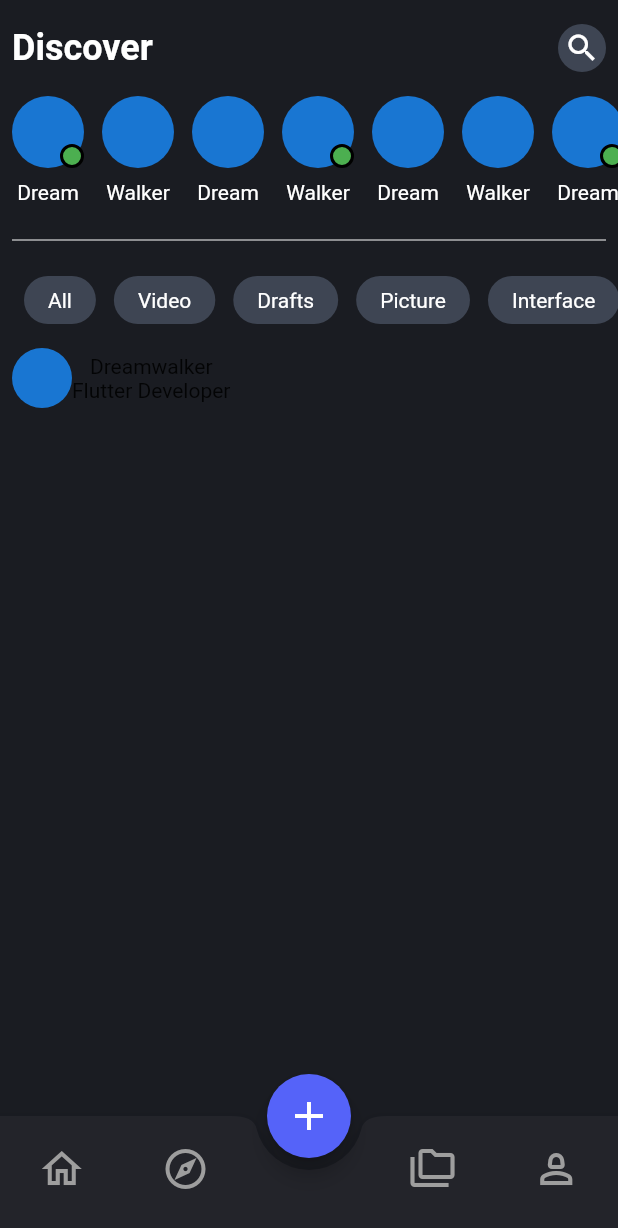
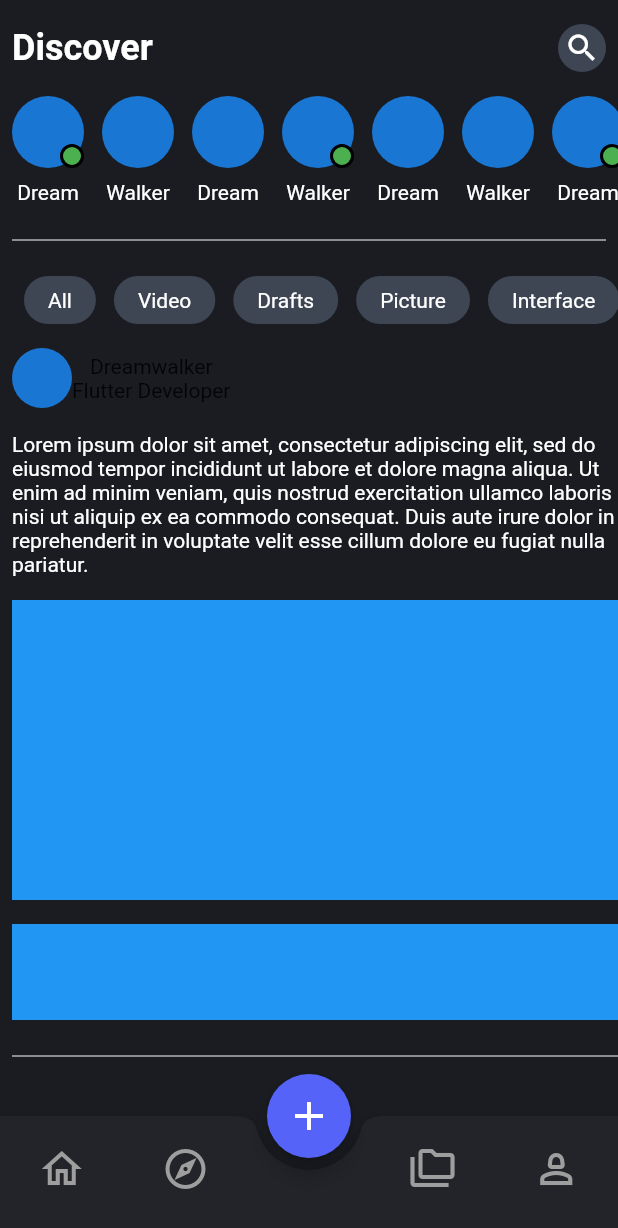
Before and after one commit to JAICHANGPARK/flutter_notebook_chapter_24, a Flutter app: the AlmysticMainPage screen opened directly, on a phone screen of 412 x 824 dp. Shown: the top 1228 px of the screen. Run offline on Flutter 3.47's test engine with Material 2 defaults, Android fonts, the phone set to English and light mode, and no system bars; our stand-ins replace flutter_riverpod, freezed_annotation, ionicons, percent_indicator; missing offline and left inert: crypto_font_icons; network calls fail.

Commit message:
Update almystic_main_page.dart

```diff
--- a/lib/ep1386_ai_image_generator_app/view/almystic_main_page.dart
+++ b/lib/ep1386_ai_image_generator_app/view/almystic_main_page.dart
@@ -130,8 +130,29 @@ class _AlmysticMainPageState extends State<AlmysticMainPage> {
                             Text('Flutter Developer'),
                           ],
                         ),
-                        Text("")
                       ],
+                    ),
+                    Padding(
+                      padding: const EdgeInsets.symmetric(vertical: 16),
+                      child: Text(
+                        "Lorem ipsum dolor sit amet, consectetur adipiscing elit, sed do eiusmod tempor incididunt ut labore et dolore magna aliqua. Ut enim ad minim veniam, quis nostrud exercitation ullamco laboris nisi ut aliquip ex ea commodo consequat. Duis aute irure dolor in reprehenderit in voluptate velit esse cillum dolore eu fugiat nulla pariatur.",
+                        style: TextStyle(
+                          color: Colors.white,
+                        ),
+                      ),
+                    ),
+                    Container(
+                      height: 200,
+                      color: Colors.blue,
+                    ),
+                    Container(
+                      margin: EdgeInsets.symmetric(vertical: 16),
+                      height: 64,
+                      color: Colors.blue,
+                    ),
+                    Divider(
+                      color: Colors.white,
+
                     )
                   ],
                 ),
```
